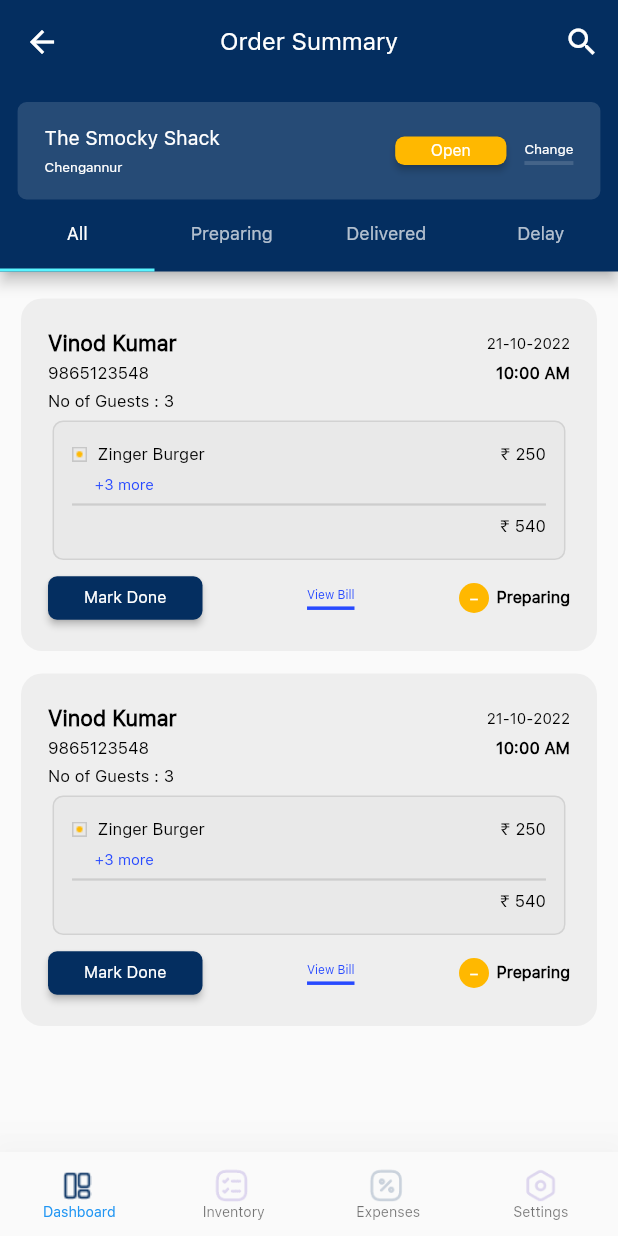
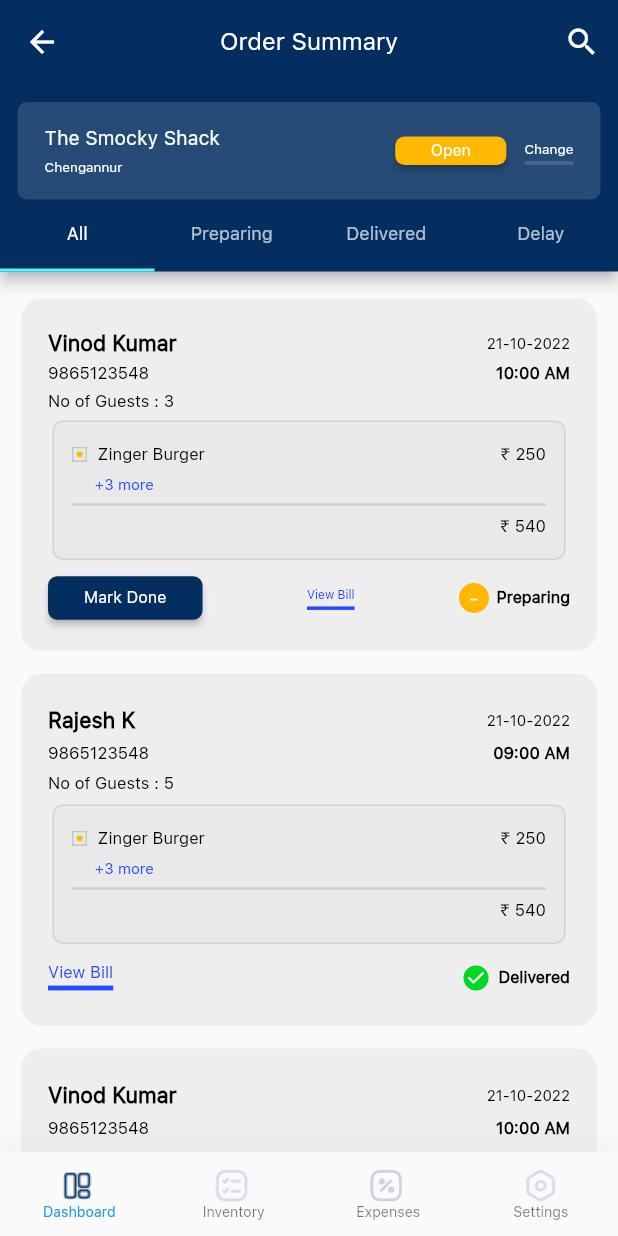
Before and after one commit to jyothir10/eatplek_admin, a Flutter app: the DashboardScreen screen opened by its route, on a phone screen of 412 x 824 dp. Run offline on Flutter 3.47's test engine with Material 2 defaults, Android fonts, the phone set to English and light mode, and no system bars; our stand-ins replace easy_splash_screen, numberpicker.

Commit message:
Final modifications done.

```diff
--- a/lib/Components/OutofStockCard.dart
+++ b/lib/Components/OutofStockCard.dart
@@ -20,7 +20,7 @@ class OutofStockCard extends StatelessWidget {
             item,
             style: const TextStyle(
               color: Colors.black,
-              fontSize: 11,
+              fontSize: 12,
               fontFamily: 'SFUIText',
             ),
           ),
@@ -28,7 +28,7 @@ class OutofStockCard extends StatelessWidget {
             price,
             style: TextStyle(
               color: Colors.black,
-              fontSize: 11,
+              fontSize: 12,
               fontFamily: 'SFUIText',
             ),
           ),
--- a/lib/Screens/DashboardScreen.dart
+++ b/lib/Screens/DashboardScreen.dart
@@ -183,6 +183,31 @@ class _DashboardScreenState extends State<DashboardScreen> {
                         isDelivered: false,
                       ),
                       DashBoardCard(
+                        name: "Rajesh K",
+                        time: '09:00 AM',
+                        date: '21-10-2022',
+                        guest: "5",
+                        phone: '9865123548',
+                        isDelivered: true,
+                      ),
+                      DashBoardCard(
+                        name: "Vinod Kumar",
+                        time: '10:00 AM',
+                        date: '21-10-2022',
+                        guest: "3",
+                        phone: '9865123548',
+                        isDelivered: true,
+                      ),
+                    ],
+                  ),
+                ),
+              ),
+              Padding(
+                padding: const EdgeInsets.only(top: 18),
+                child: SingleChildScrollView(
+                  child: Column(
+                    children: [
+                      DashBoardCard(
                         name: "Vinod Kumar",
                         time: '10:00 AM',
                         date: '21-10-2022',
@@ -194,8 +219,31 @@ class _DashboardScreenState extends State<DashboardScreen> {
                   ),
                 ),
               ),
-              Container(),
-              Container(),
+              Padding(
+                padding: const EdgeInsets.only(top: 18),
+                child: SingleChildScrollView(
+                  child: Column(
+                    children: [
+                      DashBoardCard(
+                        name: "Vinod Kumar",
+                        time: '10:00 AM',
+                        date: '21-10-2022',
+                        guest: "3",
+                        phone: '9865123548',
+                        isDelivered: true,
+                      ),
+                      DashBoardCard(
+                        name: "Rajesh K",
+                        time: '09:00 AM',
+                        date: '21-10-2022',
+                        guest: "5",
+                        phone: '9865123548',
+                        isDelivered: true,
+                      ),
+                    ],
+                  ),
+                ),
+              ),
               Container(),
             ],
           ),
--- a/lib/main.dart
+++ b/lib/main.dart
@@ -26,7 +26,7 @@ class MyApp extends StatelessWidget {
     ]);
     return MaterialApp(
         debugShowCheckedModeBanner: false,
-        initialRoute: NotificationScreen.id,
+        initialRoute: OnboardingScreen.id,
         routes: {
           OnboardingScreen.id: (context) => OnboardingScreen(),
           LoginScreen.id: (context) => LoginScreen(),
```
Also changed, not shown: lib/Components/LoginButton.dart (+9 -5 lines), lib/Screens/LoginScreen.dart (+14 -3 lines).
